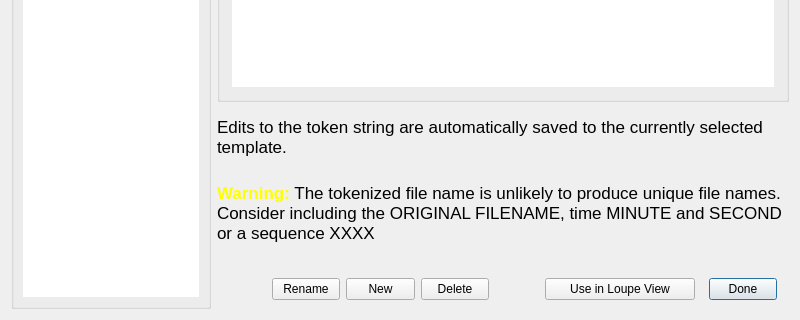
Qt form Dialogs/tokendlg.ui (towhee/Winnow64) before a commit; both pictures show x 0 to 800 and y 292 to 612 of the 800 by 612 pixel window.
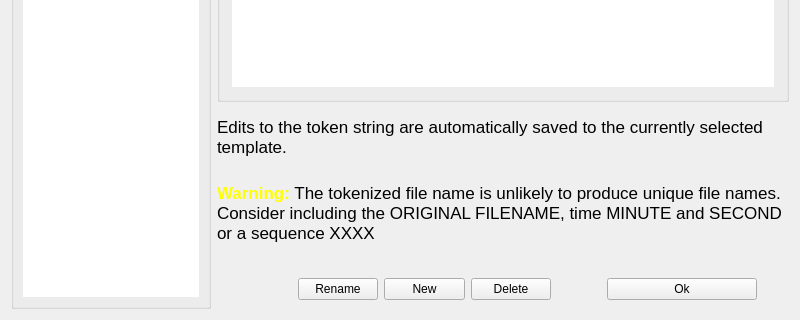
The same form after that commit. Custom widgets are drawn as their Qt base class.

Patch:
```diff
--- a/Dialogs/tokendlg.ui
+++ b/Dialogs/tokendlg.ui
@@ -532,7 +532,7 @@
             <string>Use this template to show information in loupe view when Do not Embellish</string>
            </property>
            <property name="text">
-            <string>Use in Loupe View</string>
+            <string>Ok</string>
            </property>
           </widget>
          </item>
@@ -541,6 +541,9 @@
            <property name="orientation">
             <enum>Qt::Horizontal</enum>
            </property>
+           <property name="sizeType">
+            <enum>QSizePolicy::Maximum</enum>
+           </property>
            <property name="sizeHint" stdset="0">
             <size>
              <width>20</width>
@@ -549,31 +552,6 @@
            </property>
           </spacer>
          </item>
-         <item>
-          <widget class="QPushButton" name="closeBtn">
-           <property name="sizePolicy">
-            <sizepolicy hsizetype="Expanding" vsizetype="Fixed">
-             <horstretch>0</horstretch>
-             <verstretch>0</verstretch>
-            </sizepolicy>
-           </property>
-           <property name="minimumSize">
-            <size>
-             <width>60</width>
-             <height>0</height>
-            </size>
-           </property>
-           <property name="maximumSize">
-            <size>
-             <width>16777215</width>
-             <height>16777215</height>
-            </size>
-           </property>
-           <property name="text">
-            <string>Done</string>
-           </property>
-          </widget>
-         </item>
         </layout>
        </widget>
       </item>
```
